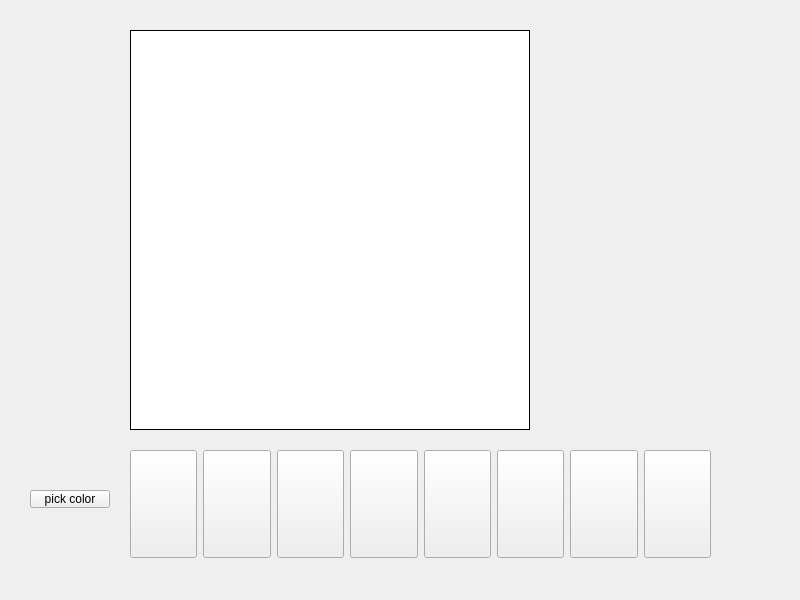
This is mainwindow.ui in ElijahTolton/SpriteSmith as Qt 5 draws it before an edit. The edited form follows.
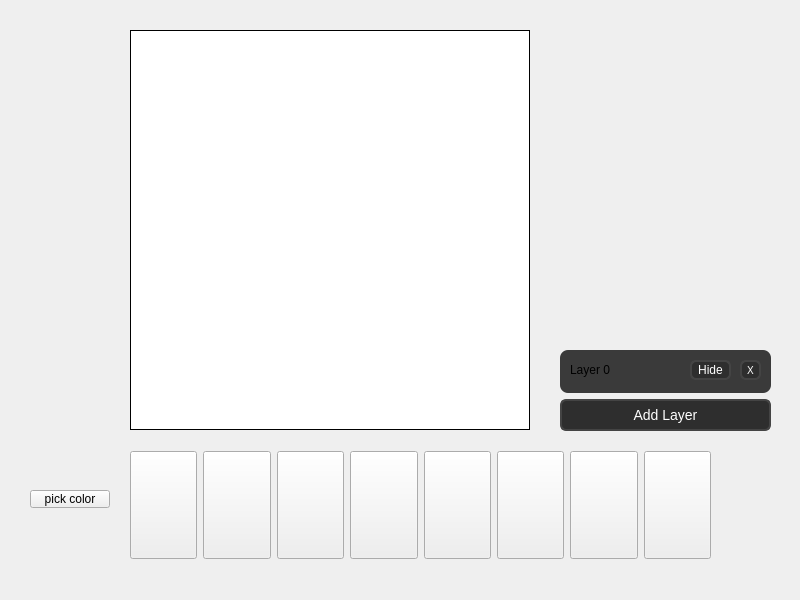
This is the edited form. Custom widgets are drawn as their Qt base class.

Commit message: Start layers ui and fix == issue

Patch:
```diff
--- a/mainwindow.ui
+++ b/mainwindow.ui
@@ -20,7 +20,7 @@
       <x>130</x>
       <y>450</y>
       <width>581</width>
-      <height>108</height>
+      <height>111</height>
      </rect>
     </property>
     <layout class="QHBoxLayout" name="toolBar">
@@ -213,6 +213,162 @@
      <string>pick color</string>
     </property>
    </widget>
+   <widget class="QWidget" name="verticalLayoutWidget">
+    <property name="geometry">
+     <rect>
+      <x>560</x>
+      <y>350</y>
+      <width>211</width>
+      <height>81</height>
+     </rect>
+    </property>
+    <layout class="QVBoxLayout" name="verticalLayout">
+     <item>
+      <widget class="QWidget" name="widget" native="true">
+       <property name="styleSheet">
+        <string notr="true">QWidget {
+    background-color: #3A3A3A;  /* Dark background for layers */
+    border-radius: 8px;  /* Rounded corners */
+}
+
+QWidget:!selected {
+    background-color: #3A3A3A;  /* Dark background when not selected */
+}
+
+QWidget:selected {
+    background-color: #555555;  /* Lighter background when selected */
+    border: 2px solid #888888;  /* Optional border to indicate selection */
+}
+</string>
+       </property>
+       <widget class="QLabel" name="label">
+        <property name="geometry">
+         <rect>
+          <x>10</x>
+          <y>10</y>
+          <width>63</width>
+          <height>20</height>
+         </rect>
+        </property>
+        <property name="text">
+         <string>Layer 0</string>
+        </property>
+       </widget>
+       <widget class="QPushButton" name="pushButton_2">
+        <property name="geometry">
+         <rect>
+          <x>130</x>
+          <y>10</y>
+          <width>41</width>
+          <height>20</height>
+         </rect>
+        </property>
+        <property name="styleSheet">
+         <string notr="true">QPushButton {
+    background-color: #2E2E2E;  /* Dark gray background */
+    color: #FFFFFF;  /* White text */
+    border: 2px solid #444444;  /* Slightly lighter border */
+    border-radius: 6px;  /* Rounded corners */
+}
+
+QPushButton:hover {
+    background-color: #3A3A3A;  /* Slightly lighter on hover */
+    border: 2px solid #555555;  /* Lighter border */
+}
+
+QPushButton:pressed {
+    background-color: #1F1F1F;  /* Even darker when clicked */
+    border: 2px solid #666666;
+}
+
+QPushButton:disabled {
+    background-color: #444444;  /* Disabled state */
+    color: #777777;
+    border: 2px solid #555555;
+}
+</string>
+        </property>
+        <property name="text">
+         <string>Hide</string>
+        </property>
+       </widget>
+       <widget class="QPushButton" name="pushButton_3">
+        <property name="geometry">
+         <rect>
+          <x>180</x>
+          <y>10</y>
+          <width>21</width>
+          <height>20</height>
+         </rect>
+        </property>
+        <property name="styleSheet">
+         <string notr="true">QPushButton {
+    background-color: #2E2E2E;  /* Dark gray background */
+    color: #FFFFFF;  /* White text */
+    border: 2px solid #444444;  /* Slightly lighter border */
+    border-radius: 6px;  /* Rounded corners */
+    font-size: 10px;  /* Readable text */
+}
+
+QPushButton:hover {
+    background-color: #3A3A3A;  /* Slightly lighter on hover */
+    border: 2px solid #555555;  /* Lighter border */
+}
+
+QPushButton:pressed {
+    background-color: #1F1F1F;  /* Even darker when clicked */
+    border: 2px solid #666666;
+}
+
+QPushButton:disabled {
+    background-color: #444444;  /* Disabled state */
+    color: #777777;
+    border: 2px solid #555555;
+}
+</string>
+        </property>
+        <property name="text">
+         <string>X</string>
+        </property>
+       </widget>
+      </widget>
+     </item>
+     <item>
+      <widget class="QPushButton" name="pushButton">
+       <property name="styleSheet">
+        <string notr="true">QPushButton {
+    background-color: #2E2E2E;  /* Dark gray background */
+    color: #FFFFFF;  /* White text */
+    border: 2px solid #444444;  /* Slightly lighter border */
+    border-radius: 6px;  /* Rounded corners */
+    padding: 6px 12px;  /* Comfortable padding */
+    font-size: 14px;  /* Readable text */
+}
+
+QPushButton:hover {
+    background-color: #3A3A3A;  /* Slightly lighter on hover */
+    border: 2px solid #555555;  /* Lighter border */
+}
+
+QPushButton:pressed {
+    background-color: #1F1F1F;  /* Even darker when clicked */
+    border: 2px solid #666666;
+}
+
+QPushButton:disabled {
+    background-color: #444444;  /* Disabled state */
+    color: #777777;
+    border: 2px solid #555555;
+}
+</string>
+       </property>
+       <property name="text">
+        <string>Add Layer</string>
+       </property>
+      </widget>
+     </item>
+    </layout>
+   </widget>
   </widget>
  </widget>
  <customwidgets>
```
The commit also changes 2 other files.
